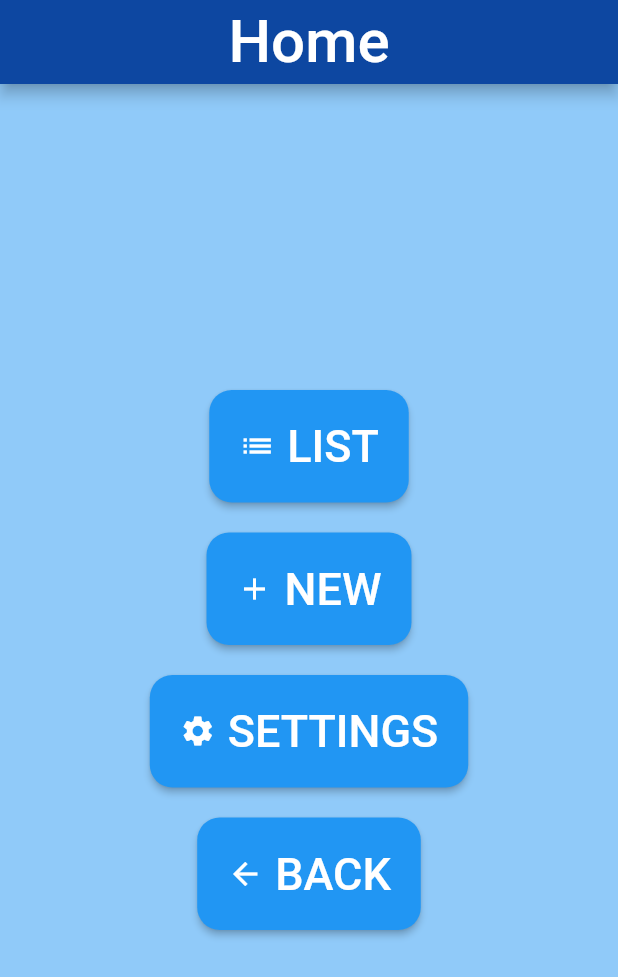
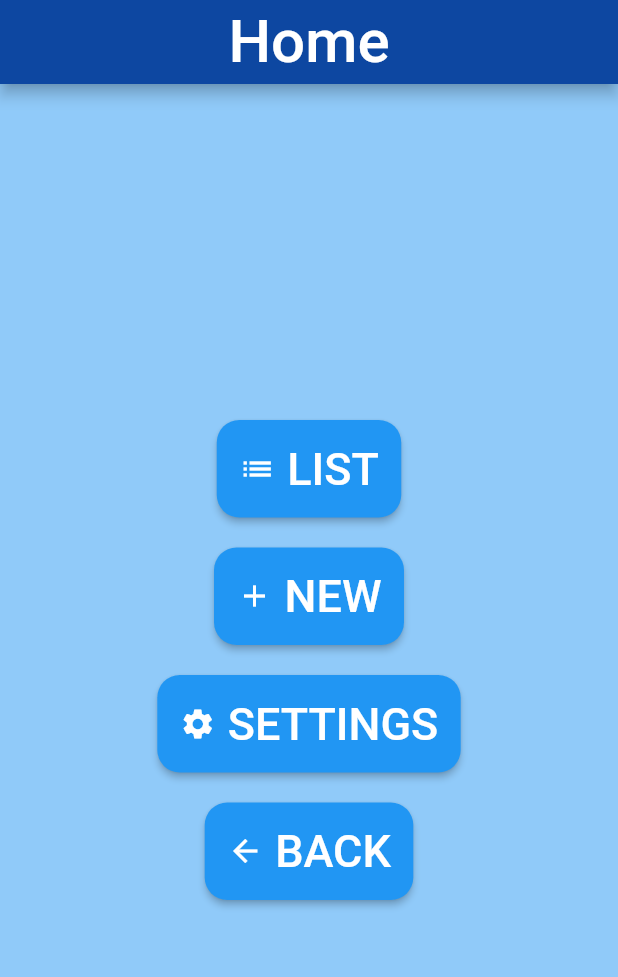
Before and after one commit to db110513/studiogenesis, a Flutter app: the screen it shows after launch, after a tap on "LOG IN", on a phone screen of 412 x 824 dp. Shown: the top 977 px of the screen. Run offline on Flutter 3.47's test engine with Material 2 defaults, Android fonts, the phone set to English and light mode, and no system bars.

Commit message:
ExportScreens.dart

```diff
--- /dev/null
+++ b/lib/screens/ExportScreens.dart
@@ -0,0 +1,6 @@
+export 'package:flutter/material.dart';
+export 'Home.dart';
+export 'List.dart';
+export 'LogIn.dart';
+export 'Settings.dart';
+export 'New.dart';
--- a/lib/screens/Home.dart
+++ b/lib/screens/Home.dart
@@ -1,4 +1,17 @@
 import 'package:flutter/material.dart';
+
+class App extends StatelessWidget {
+  const App({Key? key}) : super(key: key);
+
+  Widget build(BuildContext context) => MaterialApp(
+    debugShowCheckedModeBanner: false,
+
+    home: Home(),
+
+  );
+
+}
+
 
 class Home extends StatelessWidget {
   const Home({Key? key}) : super(key: key);
@@ -20,7 +33,7 @@ class Home extends StatelessWidget {
         children: [
           ElevatedButton.icon(
             style: ElevatedButton.styleFrom(
-              padding: EdgeInsets.all(20),
+              padding: EdgeInsets.all(15),
               shape: RoundedRectangleBorder(borderRadius: BorderRadius.all(Radius.circular(15)))
             ),
             onPressed: () {
@@ -32,7 +45,7 @@ class Home extends StatelessWidget {
           const SizedBox(height: 20),
           ElevatedButton.icon(
             style: ElevatedButton.styleFrom(
-              padding: EdgeInsets.all(20),
+              padding: EdgeInsets.all(15),
               shape: RoundedRectangleBorder(borderRadius: BorderRadius.all(Radius.circular(15)))
             ),
             onPressed: () {
@@ -44,7 +57,7 @@ class Home extends StatelessWidget {
           const SizedBox(height: 20),
           ElevatedButton.icon(
             style: ElevatedButton.styleFrom(
-              padding: EdgeInsets.all(20),
+              padding: EdgeInsets.all(15),
               shape: RoundedRectangleBorder(borderRadius: BorderRadius.all(Radius.circular(15)))
             ),
             onPressed: () {
@@ -56,7 +69,7 @@ class Home extends StatelessWidget {
           const SizedBox(height: 20),
           ElevatedButton.icon(
             style: ElevatedButton.styleFrom(
-                padding: EdgeInsets.all(20),
+                padding: EdgeInsets.all(15),
                 shape: RoundedRectangleBorder(borderRadius: BorderRadius.all(Radius.circular(15)))
             ),
             onPressed: () {
--- a/lib/screens/List.dart
+++ b/lib/screens/List.dart
@@ -22,7 +22,12 @@ class _ListState extends State<List> {
 
       body: Container(
         padding: const EdgeInsets.all(10),
+        child: Column(
+          children: [
+            const Text('Elements:')
+          ],
 
+        ),
 
 
       ),
--- a/lib/screens/LogIn.dart
+++ b/lib/screens/LogIn.dart
@@ -66,7 +66,7 @@ class _LogInState extends State<LogIn> {
           const SizedBox(height: 30),
           ElevatedButton(
             style: ElevatedButton.styleFrom(
-              padding: EdgeInsets.all(20),
+              padding: EdgeInsets.all(15),
               shape: RoundedRectangleBorder(borderRadius: BorderRadius.all(Radius.circular(15)))
             ),
             onPressed: () {
@@ -75,9 +75,6 @@ class _LogInState extends State<LogIn> {
             child: const Text('LOG IN', style: TextStyle(fontSize: 30)),
           ),
 
-
-
-
           ],
         ),
       ),
```
Also changed, not shown: lib/Main.dart (+2 -8 lines), lib/screens/New.dart (+97 -0 lines).
